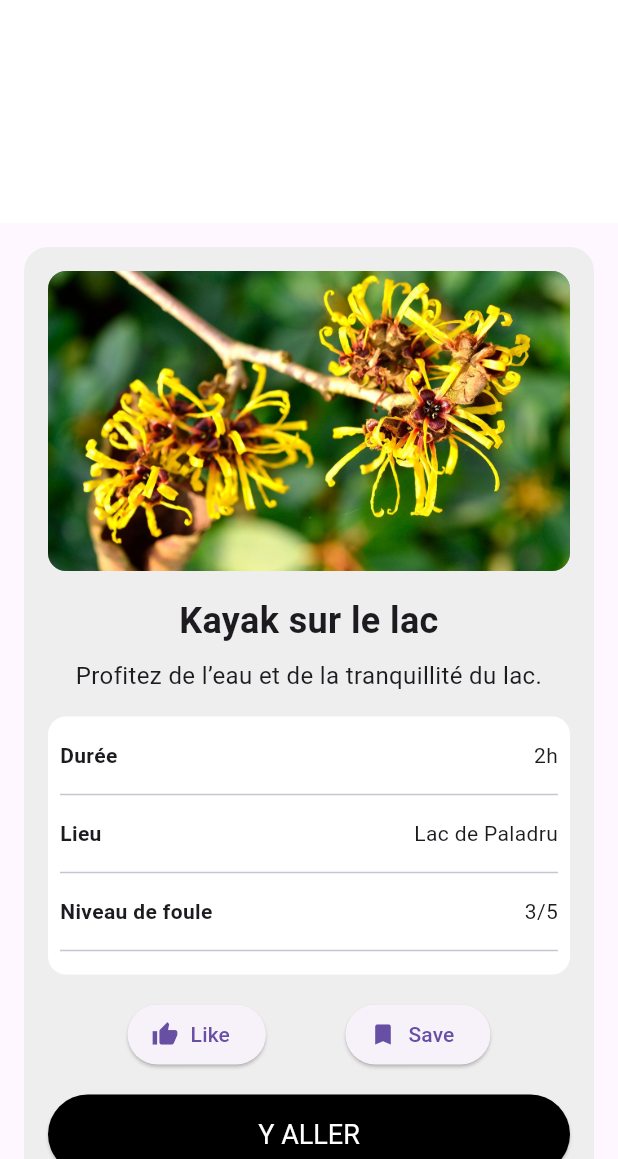
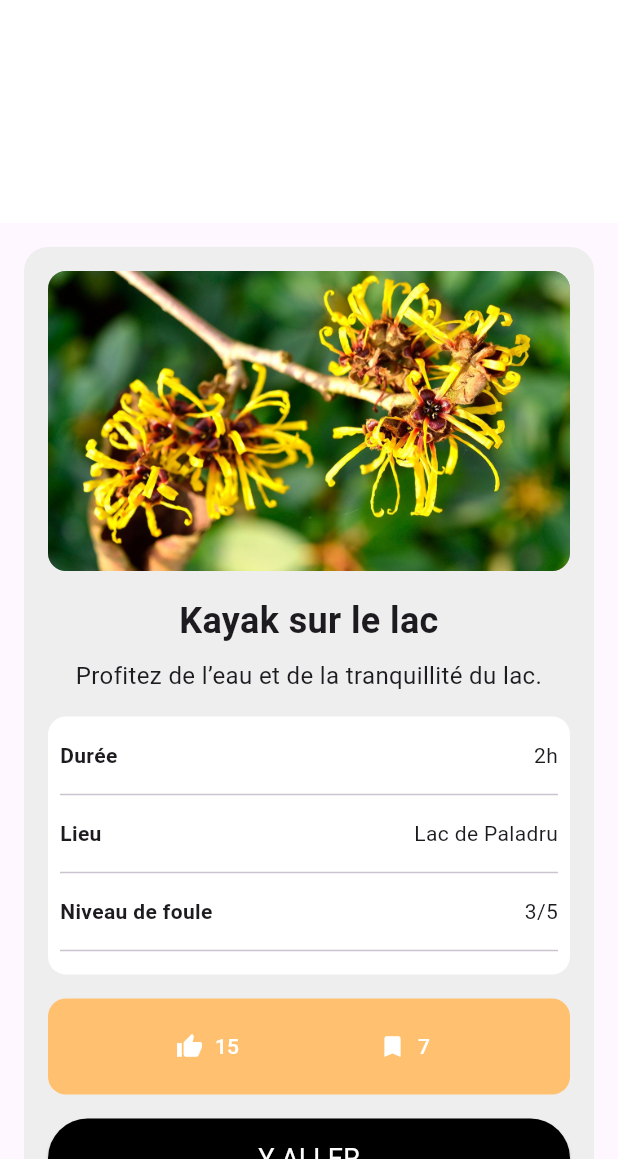
Before and after one commit to Diane38/IHM_S9_Craig_Zoffranieri_-Rasoamanana, a Flutter app: the screen it shows after launch, on a phone screen of 412 x 824 dp, the part 77-1236 px from its top. Run offline on Flutter 3.47's test engine with Material 3 defaults, Android fonts, the phone set to English and light mode, and no system bars; our stand-ins replace flutter_svg.

Commit message:
Gestion des boutons like et save

```diff
--- a/project_out_of_bed/lib/pages/detail_activite.dart
+++ b/project_out_of_bed/lib/pages/detail_activite.dart
@@ -100,23 +100,70 @@ class _DetailPageState extends State<DetailPage> {
                 ),
                 SizedBox(height: 16),
 
+
                 // pour like et save
-                Row(
+                Container(
+                padding: EdgeInsets.symmetric(vertical: 8, horizontal: 16),
+                decoration: BoxDecoration(
+                  color: const Color.fromARGB(255, 255, 193, 111),
+                  borderRadius: BorderRadius.circular(12),
+                ),
+                child: Row(
                   mainAxisAlignment: MainAxisAlignment.spaceEvenly,
                   children: [
+
+                    // LIKE
                     ElevatedButton.icon(
-                      onPressed: () {},
-                      icon: Icon(Icons.thumb_up),
-                      label: Text('Like'),
+                      style: ElevatedButton.styleFrom(
+                        backgroundColor: const Color.fromARGB(255, 255, 193, 111),
+                        foregroundColor: Colors.white,
+                        elevation: 0,
+                      ),
+                      onPressed: () {
+                        setState(() {
+                          if (widget.activite.isLiked) {
+                            widget.activite.likeCount--;
+                          } else {
+                            widget.activite.likeCount++;
+                          }
+                          widget.activite.isLiked = !widget.activite.isLiked;
+                        });
+                      },
+                      icon: Icon(
+                        Icons.thumb_up,
+                        color: widget.activite.isLiked ? Colors.blue : Colors.white,
+                      ),
+                      label: Text(widget.activite.likeCount.toString()),
                     ),
+
+                    // SAVE
                     ElevatedButton.icon(
-                      onPressed: () {},
-                      icon: Icon(Icons.bookmark),
-                      label: Text('Save'),
+                      style: ElevatedButton.styleFrom(
+                        backgroundColor: const Color.fromARGB(255, 255, 193, 111),
+                        foregroundColor: Colors.white,
+                        elevation: 0,
+                      ),
+                      onPressed: () {
+                        setState(() {
+                          if (widget.activite.isSaved) {
+                            widget.activite.saveCount--;
+                          } else {
+                            widget.activite.saveCount++;
+                          }
+                          widget.activite.isSaved = !widget.activite.isSaved;
+                        });
+                      },
+                      icon: Icon(
+                        Icons.bookmark,
+                        color: widget.activite.isSaved ? Colors.orange : Colors.white,
+                      ),
+                      label: Text(widget.activite.saveCount.toString()),
                     ),
                   ],
                 ),
-                SizedBox(height: 16),
+              ),
+
+              SizedBox(height: 16),
 
                 // pour Bouton go
                 ElevatedButton(
```
